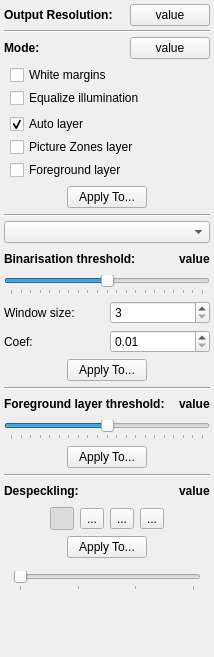
Qt form src/core/filters/output/ui/OutputOptionsWidget.ui (ImageProcessing-ElectronicPublications/scantailor-deviant) before a commit.
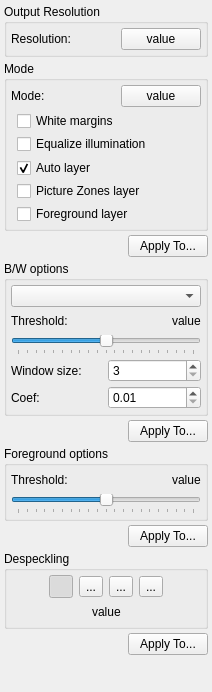
The same form after that commit. Icons and pictures are not drawn.

Commit message: Output stage UI is unified with other stages

```diff
--- a/src/core/filters/output/ui/OutputOptionsWidget.ui
+++ b/src/core/filters/output/ui/OutputOptionsWidget.ui
@@ -6,8 +6,8 @@
    <rect>
     <x>0</x>
     <y>0</y>
-    <width>214</width>
-    <height>657</height>
+    <width>212</width>
+    <height>692</height>
    </rect>
   </property>
   <property name="windowTitle">
@@ -30,20 +30,62 @@
     <number>4</number>
    </property>
    <item>
+    <widget class="QWidget" name="outputResolutionPanel" native="true">
+     <layout class="QVBoxLayout" name="verticalLayout_11">
+      <property name="spacing">
+       <number>4</number>
+      </property>
+      <property name="leftMargin">
+       <number>0</number>
+      </property>
+      <property name="topMargin">
+       <number>0</number>
+      </property>
+      <property name="rightMargin">
+       <number>0</number>
+      </property>
+      <property name="bottomMargin">
+       <number>0</number>
+      </property>
+      <item>
+       <widget class="QGroupBox" name="outputResolutionGroupBox">
+        <property name="title">
+         <string>Output Resolution</string>
+        </property>
+        <layout class="QVBoxLayout" name="verticalLayout_12">
+         <property name="spacing">
+          <number>4</number>
+         </property>
+         <property name="leftMargin">
+          <number>4</number>
+         </property>
+         <property name="topMargin">
+          <number>4</number>
+         </property>
+         <property name="rightMargin">
+          <number>4</number>
+         </property>
+         <property name="bottomMargin">
+          <number>4</number>
+         </property>
+         <item>
     <layout class="QHBoxLayout" name="horizontalLayout_15">
+           <property name="spacing">
+            <number>4</number>
+           </property>
      <item>
       <widget class="QLabel" name="dpiLabel">
        <property name="font">
         <font>
-         <weight>75</weight>
-         <bold>true</bold>
+               <weight>50</weight>
+               <bold>false</bold>
         </font>
        </property>
        <property name="contextMenuPolicy">
         <enum>Qt::NoContextMenu</enum>
        </property>
        <property name="text">
-        <string>Output Resolution:</string>
+              <string>Resolution:</string>
        </property>
        <property name="textFormat">
         <enum>Qt::RichText</enum>
@@ -72,11 +114,10 @@
      </item>
     </layout>
    </item>
-   <item>
-    <widget class="Line" name="line_2">
-     <property name="orientation">
-      <enum>Qt::Horizontal</enum>
-     </property>
+        </layout>
+       </widget>
+      </item>
+     </layout>
     </widget>
    </item>
    <item>
@@ -101,7 +142,7 @@
      </property>
      <layout class="QVBoxLayout" name="verticalLayout_6">
       <property name="spacing">
-       <number>6</number>
+       <number>4</number>
       </property>
       <property name="leftMargin">
        <number>0</number>
@@ -114,6 +155,27 @@
       </property>
       <property name="bottomMargin">
        <number>0</number>
+      </property>
+      <item>
+       <widget class="QGroupBox" name="modeGroupBox">
+        <property name="title">
+         <string>Mode</string>
+        </property>
+        <layout class="QVBoxLayout" name="verticalLayout_10">
+         <property name="spacing">
+          <number>4</number>
+         </property>
+         <property name="leftMargin">
+          <number>4</number>
+         </property>
+         <property name="topMargin">
+          <number>4</number>
+         </property>
+         <property name="rightMargin">
+          <number>4</number>
+         </property>
+         <property name="bottomMargin">
+          <number>4</number>
       </property>
       <item>
        <layout class="QHBoxLayout" name="horizontalLayout_3">
@@ -121,8 +183,8 @@
          <widget class="QLabel" name="modeLabel">
           <property name="font">
            <font>
-            <weight>75</weight>
-            <bold>true</bold>
+               <weight>50</weight>
+               <bold>false</bold>
            </font>
           </property>
           <property name="text">
@@ -232,6 +294,9 @@
         </layout>
        </widget>
       </item>
+        </layout>
+       </widget>
+      </item>
       <item>
        <layout class="QHBoxLayout" name="horizontalLayout_5">
         <item>
@@ -254,72 +319,16 @@
           </property>
          </widget>
         </item>
-        <item>
-         <spacer name="horizontalSpacer_9">
-          <property name="orientation">
-           <enum>Qt::Horizontal</enum>
-          </property>
-          <property name="sizeHint" stdset="0">
-           <size>
-            <width>4</width>
-            <height>20</height>
-           </size>
-          </property>
-         </spacer>
-        </item>
        </layout>
       </item>
-      <item>
-       <widget class="Line" name="line">
-        <property name="orientation">
-         <enum>Qt::Horizontal</enum>
-        </property>
-       </widget>
-      </item>
      </layout>
     </widget>
    </item>
-   <item>
-    <widget class="QWidget" name="widget" native="true">
-     <property name="sizePolicy">
-      <sizepolicy hsizetype="Preferred" vsizetype="Minimum">
-       <horstretch>0</horstretch>
-       <verstretch>0</verstretch>
-      </sizepolicy>
-     </property>
-     <property name="minimumSize">
-      <size>
-       <width>0</width>
-       <height>0</height>
-      </size>
-     </property>
-     <property name="maximumSize">
-      <size>
-       <width>16777215</width>
-       <height>16777215</height>
-      </size>
-     </property>
-     <layout class="QVBoxLayout" name="verticalLayout_7">
-      <property name="spacing">
-       <number>0</number>
-      </property>
-      <property name="leftMargin">
-       <number>0</number>
-      </property>
-      <property name="topMargin">
-       <number>0</number>
-      </property>
-      <property name="rightMargin">
-       <number>0</number>
-      </property>
-      <property name="bottomMargin">
-       <number>0</number>
-      </property>
       <item>
        <widget class="QWidget" name="bwOptions" native="true">
         <layout class="QVBoxLayout" name="verticalLayout">
          <property name="spacing">
-          <number>6</number>
+       <number>4</number>
          </property>
          <property name="leftMargin">
           <number>0</number>
@@ -332,6 +341,27 @@
          </property>
          <property name="bottomMargin">
           <number>0</number>
+      </property>
+      <item>
+       <widget class="QGroupBox" name="groupBox">
+        <property name="title">
+         <string>B/W options</string>
+        </property>
+        <layout class="QVBoxLayout" name="verticalLayout_7">
+         <property name="spacing">
+          <number>4</number>
+         </property>
+         <property name="leftMargin">
+          <number>4</number>
+         </property>
+         <property name="topMargin">
+          <number>4</number>
+         </property>
+         <property name="rightMargin">
+          <number>4</number>
+         </property>
+         <property name="bottomMargin">
+          <number>4</number>
          </property>
          <item>
           <widget class="QComboBox" name="thresholdMethodSelector">
@@ -346,12 +376,12 @@
             <widget class="QLabel" name="label">
              <property name="font">
               <font>
-               <weight>75</weight>
-               <bold>true</bold>
+               <weight>50</weight>
+               <bold>false</bold>
               </font>
              </property>
              <property name="text">
-              <string>Binarisation threshold:</string>
+              <string>Threshold:</string>
              </property>
             </widget>
            </item>
@@ -372,8 +402,8 @@
             <widget class="QLabel" name="thresholdLabel">
              <property name="font">
               <font>
-               <weight>75</weight>
-               <bold>true</bold>
+               <weight>50</weight>
+               <bold>false</bold>
               </font>
              </property>
              <property name="text">
@@ -383,11 +413,6 @@
            </item>
           </layout>
          </item>
-         <item>
-          <layout class="QHBoxLayout" name="horizontalLayout_4">
-           <property name="spacing">
-            <number>0</number>
-           </property>
            <item>
             <widget class="QSlider" name="thresholdSlider">
              <property name="contextMenuPolicy">
@@ -428,8 +453,6 @@
              </property>
             </widget>
            </item>
-          </layout>
-         </item>
          <item>
           <layout class="QGridLayout" name="gridLayout">
            <item row="0" column="0">
@@ -477,6 +500,9 @@
            </item>
           </layout>
          </item>
+        </layout>
+       </widget>
+      </item>
          <item>
           <layout class="QHBoxLayout" name="horizontalLayout_7">
            <property name="spacing">
@@ -502,30 +528,7 @@
              </property>
             </widget>
            </item>
-           <item>
-            <spacer name="horizontalSpacer_7">
-             <property name="orientation">
-              <enum>Qt::Horizontal</enum>
-             </property>
-             <property name="sizeHint" stdset="0">
-              <size>
-               <width>4</width>
-               <height>20</height>
-              </size>
-             </property>
-            </spacer>
-           </item>
-          </layout>
-         </item>
-         <item>
-          <widget class="Line" name="line_3">
-           <property name="orientation">
-            <enum>Qt::Horizontal</enum>
-           </property>
-          </widget>
-         </item>
-        </layout>
-       </widget>
+       </layout>
       </item>
      </layout>
     </widget>
@@ -534,7 +537,7 @@
     <widget class="QWidget" name="bwForegroundOptions" native="true">
      <layout class="QVBoxLayout" name="verticalLayout_4">
       <property name="spacing">
-       <number>6</number>
+       <number>4</number>
       </property>
       <property name="leftMargin">
        <number>0</number>
@@ -547,6 +550,27 @@
       </property>
       <property name="bottomMargin">
        <number>0</number>
+      </property>
+      <item>
+       <widget class="QGroupBox" name="foregroundOptionsGroupBox">
+        <property name="title">
+         <string>Foreground options</string>
+        </property>
+        <layout class="QVBoxLayout" name="verticalLayout_9">
+         <property name="spacing">
+          <number>4</number>
+         </property>
+         <property name="leftMargin">
+          <number>4</number>
+         </property>
+         <property name="topMargin">
+          <number>4</number>
+         </property>
+         <property name="rightMargin">
+          <number>4</number>
+         </property>
+         <property name="bottomMargin">
+          <number>4</number>
       </property>
       <item>
        <layout class="QHBoxLayout" name="horizontalLayout_13">
@@ -554,12 +578,12 @@
          <widget class="QLabel" name="label_2">
           <property name="font">
            <font>
-            <weight>75</weight>
-            <bold>true</bold>
+               <weight>50</weight>
+               <bold>false</bold>
            </font>
           </property>
           <property name="text">
-           <string>Foreground layer threshold:</string>
+              <string>Threshold:</string>
           </property>
          </widget>
         </item>
@@ -580,8 +604,8 @@
          <widget class="QLabel" name="thresholdForegroundLabel">
           <property name="font">
            <font>
-            <weight>75</weight>
-            <bold>true</bold>
+               <weight>50</weight>
+               <bold>false</bold>
            </font>
           </property>
           <property name="text">
@@ -591,11 +615,6 @@
         </item>
        </layout>
       </item>
-      <item>
-       <layout class="QHBoxLayout" name="horizontalLayout_8">
-        <property name="spacing">
-         <number>0</number>
-        </property>
         <item>
          <widget class="QSlider" name="thresholdForegroundSlider">
           <property name="contextMenuPolicy">
@@ -637,6 +656,7 @@
          </widget>
         </item>
        </layout>
+       </widget>
       </item>
       <item>
        <layout class="QHBoxLayout" name="horizontalLayout_14">
@@ -663,28 +683,8 @@
           </property>
          </widget>
         </item>
-        <item>
-         <spacer name="horizontalSpacer_18">
-          <property name="orientation">
-           <enum>Qt::Horizontal</enum>
-          </property>
-          <property name="sizeHint" stdset="0">
-           <size>
-            <width>4</width>
-            <height>20</height>
-           </size>
-          </property>
-         </spacer>
-        </item>
        </layout>
       </item>
-      <item>
-       <widget class="Line" name="line_6">
-        <property name="orientation">
-         <enum>Qt::Horizontal</enum>
-        </property>
-       </widget>
-      </item>
      </layout>
     </widget>
    </item>
@@ -692,7 +692,7 @@
     <widget class="QWidget" name="despecklingPanel" native="true">
      <layout class="QVBoxLayout" name="verticalLayout_5">
       <property name="spacing">
-       <number>6</number>
+       <number>4</number>
       </property>
       <property name="leftMargin">
        <number>0</number>
@@ -707,48 +707,26 @@
        <number>0</number>
       </property>
       <item>
-       <layout class="QHBoxLayout" name="horizontalLayout_6">
-        <item>
-         <widget class="QLabel" name="despeckleLabel">
-          <property name="font">
-           <font>
-            <weight>75</weight>
-            <bold>true</bold>
-           </font>
-          </property>
-          <property name="text">
-           <string>Despeckling:</string>
-          </property>
-         </widget>
-        </item>
-        <item>
-         <spacer name="horizontalSpacer">
-          <property name="orientation">
-           <enum>Qt::Horizontal</enum>
-          </property>
-          <property name="sizeHint" stdset="0">
-           <size>
-            <width>4</width>
-            <height>20</height>
-           </size>
-          </property>
-         </spacer>
-        </item>
-        <item>
-         <widget class="QLabel" name="despeckleValue">
-          <property name="font">
-           <font>
-            <weight>75</weight>
-            <bold>true</bold>
-           </font>
-          </property>
-          <property name="text">
-           <string notr="true">value</string>
-          </property>
-         </widget>
-        </item>
-       </layout>
-      </item>
+       <widget class="QGroupBox" name="despecklingGroupBox">
+        <property name="title">
+         <string>Despeckling</string>
+        </property>
+        <layout class="QVBoxLayout" name="verticalLayout_2">
+         <property name="spacing">
+          <number>4</number>
+         </property>
+         <property name="leftMargin">
+          <number>4</number>
+         </property>
+         <property name="topMargin">
+          <number>4</number>
+         </property>
+         <property name="rightMargin">
+          <number>4</number>
+         </property>
+         <property name="bottomMargin">
+          <number>4</number>
+         </property>
       <item>
        <layout class="QHBoxLayout" name="horizontalLayout">
         <property name="spacing">
@@ -886,6 +864,52 @@
        </layout>
       </item>
       <item>
+          <layout class="QHBoxLayout" name="horizontalLayout_6">
+           <item>
+            <spacer name="horizontalSpacer_3">
+             <property name="orientation">
+              <enum>Qt::Horizontal</enum>
+             </property>
+             <property name="sizeHint" stdset="0">
+              <size>
+               <width>4</width>
+               <height>20</height>
+              </size>
+             </property>
+            </spacer>
+           </item>
+           <item>
+            <widget class="QLabel" name="despeckleValue">
+             <property name="font">
+              <font>
+               <weight>50</weight>
+               <bold>false</bold>
+              </font>
+             </property>
+             <property name="text">
+              <string notr="true">value</string>
+             </property>
+            </widget>
+           </item>
+           <item>
+            <spacer name="horizontalSpacer">
+             <property name="orientation">
+              <enum>Qt::Horizontal</enum>
+             </property>
+             <property name="sizeHint" stdset="0">
+              <size>
+               <width>4</width>
+               <height>20</height>
+              </size>
+             </property>
+            </spacer>
+           </item>
+          </layout>
+         </item>
+        </layout>
+       </widget>
+      </item>
+      <item>
        <layout class="QHBoxLayout" name="horizontalLayout_9">
         <item>
          <spacer name="horizontalSpacer_14">
@@ -907,55 +931,11 @@
           </property>
          </widget>
         </item>
-        <item>
-         <spacer name="horizontalSpacer_15">
-          <property name="orientation">
-           <enum>Qt::Horizontal</enum>
-          </property>
-          <property name="sizeHint" stdset="0">
-           <size>
-            <width>4</width>
-            <height>20</height>
-           </size>
-          </property>
-         </spacer>
-        </item>
        </layout>
       </item>
      </layout>
     </widget>
    </item>
-   <item>
-    <widget class="QWidget" name="despeckleSliderPanel" native="true">
-     <property name="contextMenuPolicy">
-      <enum>Qt::ActionsContextMenu</enum>
-     </property>
-     <layout class="QHBoxLayout" name="horizontalLayout_2">
-      <item>
-       <widget class="QSlider" name="despeckleSlider">
-        <property name="minimum">
-         <number>0</number>
-        </property>
-        <property name="maximum">
-         <number>3</number>
-        </property>
-        <property name="pageStep">
-         <number>1</number>
-        </property>
-        <property name="orientation">
-         <enum>Qt::Horizontal</enum>
-        </property>
-        <property name="tickPosition">
-         <enum>QSlider::TicksBelow</enum>
-        </property>
-        <property name="tickInterval">
-         <number>1</number>
-        </property>
-       </widget>
-      </item>
-     </layout>
-    </widget>
-   </item>
    <item>
     <spacer name="verticalSpacer">
      <property name="orientation">
```
Left out of the diff: 4 changed lines with no effect on the pictures. Lines whose indentation alone changed are shown as unchanged. The commit also changes 5 other files.
